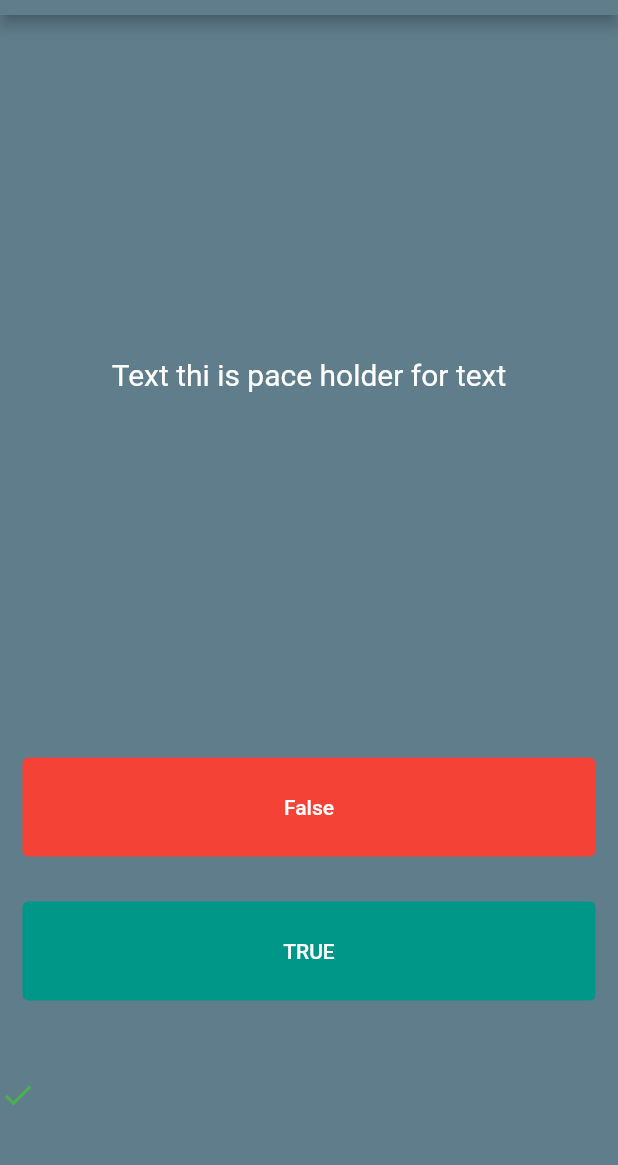
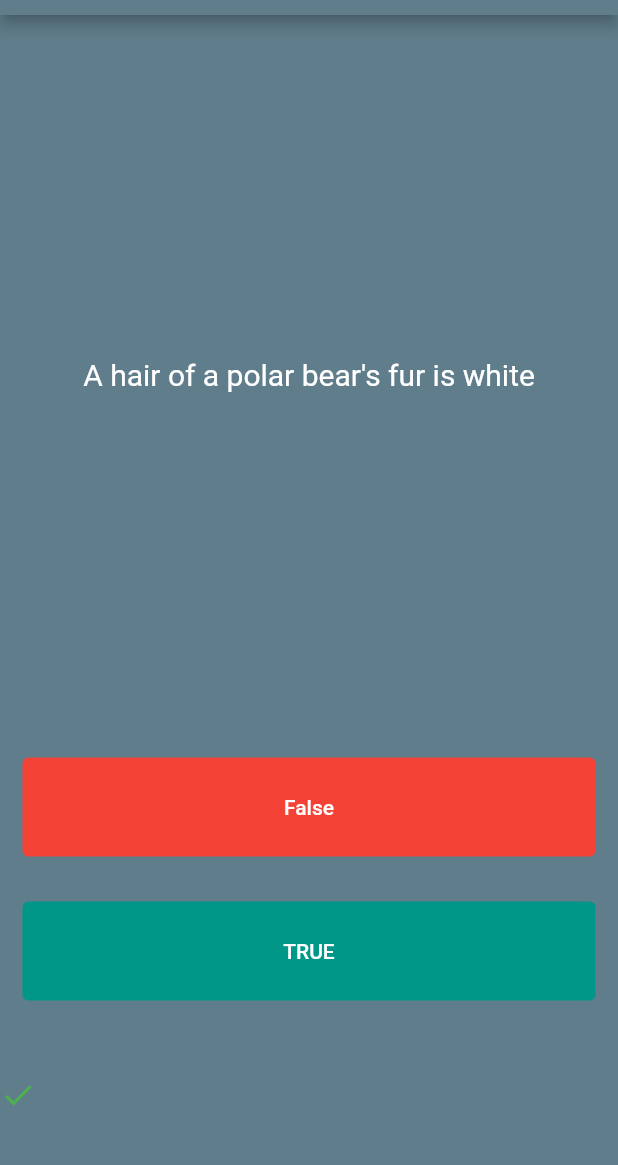
Before and after one commit to Avishkasj/quize, a Flutter app: the screen it shows after launch, after a tap on "False", after a tap on "TRUE", on a phone screen of 412 x 824 dp, the part 69-1234 px from its top. Run offline on Flutter 3.47's test engine with Material 2 defaults, Android fonts, the phone set to English and light mode, and no system bars.

Commit message:
Update main.dart

```diff
--- a/lib/main.dart
+++ b/lib/main.dart
@@ -23,9 +23,15 @@ class quize extends StatefulWidget {
 }
 
 class _quizeState extends State<quize> {
-  List<Widget> scorekeper = [
+  List<Widget> scorekeper = [];
 
+  List<String> questions = [
+    'A group of crocodiles are called shrewdness',
+    'Dogs can understand up to 250 hand gestures ',
+    'A hair of a polar bear\'s fur is white',
   ];
+
+  int qno = 0;
 
   @override
   Widget build(BuildContext context) {
@@ -40,7 +46,8 @@ class _quizeState extends State<quize> {
               padding: const EdgeInsets.all(10.0),
               child: Center(
                 child: Text(
-                  'Text thi is pace holder for text',
+                  questions[qno],
+                  textAlign: TextAlign.center,
                   style: TextStyle(
                     color: Colors.white,
                     fontSize: 20,
@@ -59,6 +66,7 @@ class _quizeState extends State<quize> {
                 ),
                 onPressed: () {
                   setState(() {
+                    qno++;
                     scorekeper.add(
                       Icon(
                         Icons.check,
@@ -82,6 +90,9 @@ class _quizeState extends State<quize> {
                   primary: Colors.white,
                 ),
                 onPressed: () {
+                  setState(() {
+                    qno++;
+                  });
                   print('True button clicked');
                 },
                 child: Text('TRUE'),
@@ -98,3 +109,7 @@ class _quizeState extends State<quize> {
     );
   }
 }
+
+// A group of crocodiles are called shrewdness - False
+// Dogs can understand up to 250 hand gestures - True
+// A hair of a polar bear's fur is white - False
```
